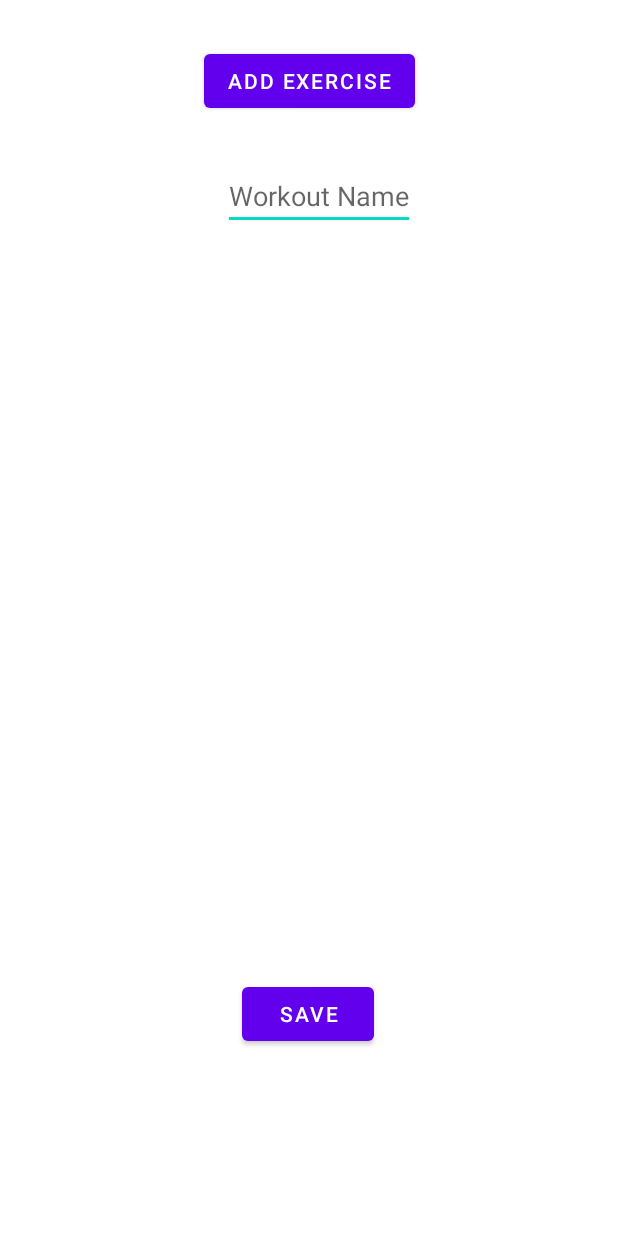
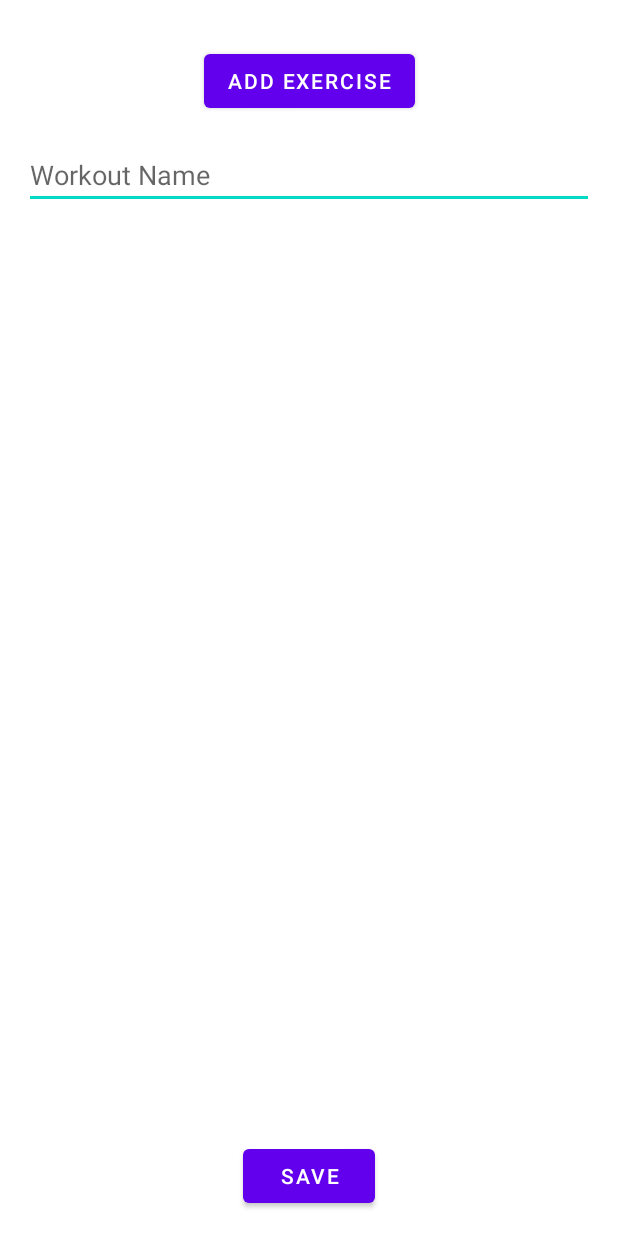
Before and after one commit to YuksOzcan/Stronger, an Android app: the CreateWorkoutActivity screen opened directly, with no data from a screen before it, on a phone screen of 412 x 824 dp. Run offline under Robolectric (Android 15) with nearby library versions, the phone set to English and light mode, and no system bars; our stand-ins replace Firebase (no records; nobody signed in at launch, a user with empty details on screens opened directly).

Commit message:
commit after small bugs got fixed

```diff
--- a/app/src/main/java/com/example/gymapplication/activities/MainActivity.kt
+++ b/app/src/main/java/com/example/gymapplication/activities/MainActivity.kt
@@ -30,10 +30,6 @@ class MainActivity : AppCompatActivity() {
     override fun onCreate(savedInstanceState: Bundle?) {
         super.onCreate(savedInstanceState)
         setContentView(R.layout.activity_main)
-
-      // bu satırı kaldırman lazımm
-      //  val intent = Intent(this@MainActivity,AdminHomeActivity::class.java)
-      //  startActivity(intent)
 
         auth = FirebaseAuth.getInstance()
 
@@ -117,7 +113,8 @@ class MainActivity : AppCompatActivity() {
                                                     startActivity(intent)
                                                     break
                                                 } else if (userStatusFromDatabase == "Active") {
-                                                    val intent = Intent(this@MainActivity,HomeActivity::class.java)
+                                                    //bu satır for fast access
+                                                    val intent = Intent(this@MainActivity,AdminHomeActivity::class.java)
                                                     startActivity(intent)
                                                     break
                                                 }
--- a/app/src/main/java/com/example/gymapplication/activities/workouts/CreateWorkoutActivity.kt
+++ b/app/src/main/java/com/example/gymapplication/activities/workouts/CreateWorkoutActivity.kt
@@ -35,9 +35,6 @@ class CreateWorkoutActivity:AppCompatActivity() {
         rvExercises=findViewById(R.id.rvSelectedExercises)
         btnSave=findViewById(R.id.btnSaveWorkout)
 
-
-
-
         getExercises()
 
         btnExercises.setOnClickListener{
@@ -68,7 +65,7 @@ class CreateWorkoutActivity:AppCompatActivity() {
         val workoutName = etWorkoutName.text.toString()
 
         val workoutID =dbRef.push().key!!
-        val workout= WorkoutModel(workoutID,workoutName,selectedExercisesList,"",currentUserId)
+        val workout= WorkoutModel(workoutID,workoutName,selectedExercisesList,null,currentUserId)
 
         dbRef.child(workoutID).setValue(workout)
             .addOnSuccessListener {
--- a/app/src/main/java/com/example/gymapplication/activities/workouts/RecordActivity.kt
+++ b/app/src/main/java/com/example/gymapplication/activities/workouts/RecordActivity.kt
@@ -10,11 +10,9 @@ import androidx.recyclerview.widget.LinearLayoutManager
 import androidx.recyclerview.widget.RecyclerView
 import com.example.gymapplication.R
 import com.example.gymapplication.activities.HomeActivity
-import com.example.gymapplication.adapters.ExerciseAdapter
 import com.example.gymapplication.adapters.RecordAdapter
 import com.example.gymapplication.models.ExerciseModel
 import com.example.gymapplication.models.RecordModel
-import com.example.gymapplication.models.WorkoutModel
 import com.google.firebase.database.*
 import com.google.firebase.database.ktx.getValue
 
@@ -77,11 +75,6 @@ class RecordActivity:AppCompatActivity() {
             }
 
         }
-
-
-
-
-
     }
     private fun refreshActivity() {
         val intent = intent
@@ -123,10 +116,9 @@ class RecordActivity:AppCompatActivity() {
             val newRecord = RecordModel()
             newRecord.repeats = etAddRepeat.text.toString()
             newRecord.weight = etAddWeight.text.toString()
+            mAdapter.addItem(newRecord)
             newRecords.add(newRecord)
             mAdapter.notifyDataSetChanged()
         }
-
-
     }
 }
--- a/app/src/main/java/com/example/gymapplication/activities/workouts/SavedWorkoutActivity.kt
+++ b/app/src/main/java/com/example/gymapplication/activities/workouts/SavedWorkoutActivity.kt
@@ -62,6 +62,9 @@ class SavedWorkoutActivity:AppCompatActivity() {
     private fun getWorkouts(date:String){
         val customUrl = "https://gymappfirebase-9f06f-default-rtdb.europe-west1.firebasedatabase.app"
         dbRef = FirebaseDatabase.getInstance(customUrl).getReference("Workouts")
+        val mAuth: FirebaseAuth = FirebaseAuth.getInstance()
+        val currentUserId = mAuth.currentUser?.uid
+        val userRef = FirebaseDatabase.getInstance(customUrl).getReference("Users").child(currentUserId!!)
         dbRef.addValueEventListener(object : ValueEventListener {
             override fun onDataChange(snapshot: DataSnapshot) {
                 workoutList.clear()
--- a/app/src/main/java/com/example/gymapplication/models/UserModel.kt
+++ b/app/src/main/java/com/example/gymapplication/models/UserModel.kt
@@ -7,6 +7,7 @@ data class UserModel(
     var userStatus:String? = null,
     var userPT:String? = null,
     var userType:String? =  null,
-    var workouts:String? = null
+    var workouts:String? = null,
+    var selectedWorkouts:String?=null
 
 )
--- a/app/src/main/res/layout/activity_admin_home.xml
+++ b/app/src/main/res/layout/activity_admin_home.xml
@@ -44,7 +44,7 @@
         android:layout_marginTop="10dp"
         android:layout_marginEnd="24dp"
         android:layout_marginBottom="400dp"
-        android:text="Calendar"
+        android:text="Home"
         app:layout_constraintBottom_toTopOf="@+id/btnAdminSignOut"
         app:layout_constraintEnd_toEndOf="parent"
         app:layout_constraintStart_toStartOf="parent"
--- a/app/src/main/res/layout/activity_create_workout.xml
+++ b/app/src/main/res/layout/activity_create_workout.xml
@@ -9,58 +9,44 @@
         android:id="@+id/btnExercises"
         android:layout_width="wrap_content"
         android:layout_height="wrap_content"
-        android:layout_marginStart="156dp"
         android:layout_marginTop="30dp"
-        android:layout_marginEnd="161dp"
-        android:layout_marginBottom="575dp"
         android:text="Add Exercise"
-        app:layout_constraintBottom_toBottomOf="parent"
+        app:layout_constraintStart_toStartOf="parent"
         app:layout_constraintEnd_toEndOf="parent"
-        app:layout_constraintHorizontal_bias="0.446"
-        app:layout_constraintStart_toStartOf="parent"
-        app:layout_constraintTop_toTopOf="parent"
-        app:layout_constraintVertical_bias="0.0" />
+        app:layout_constraintTop_toTopOf="parent" />
 
     <EditText
         android:id="@+id/etWorkoutName"
-        android:layout_width="wrap_content"
+        android:layout_width="0dp"
         android:layout_height="wrap_content"
-        android:layout_marginStart="184dp"
-        android:layout_marginTop="30dp"
-        android:layout_marginEnd="169dp"
-        android:layout_marginBottom="499dp"
+        android:layout_marginTop="16dp"
+        android:layout_marginStart="16dp"
+        android:layout_marginEnd="16dp"
         android:hint="Workout Name"
-        app:layout_constraintBottom_toBottomOf="parent"
-        app:layout_constraintEnd_toEndOf="parent"
-        app:layout_constraintHorizontal_bias="0.514"
+        app:layout_constraintTop_toBottomOf="@+id/btnExercises"
         app:layout_constraintStart_toStartOf="parent"
-        app:layout_constraintTop_toBottomOf="@+id/btnExercises"
-        app:layout_constraintVertical_bias="0.0" />
+        app:layout_constraintEnd_toEndOf="parent" />
 
     <androidx.recyclerview.widget.RecyclerView
         android:id="@+id/rvSelectedExercises"
-        android:layout_width="401dp"
-        android:layout_height="470dp"
-        android:layout_marginStart="1dp"
-        android:layout_marginTop="170dp"
-        android:layout_marginEnd="1dp"
-        app:layout_constraintBottom_toBottomOf="parent"
+        android:layout_width="0dp"
+        android:layout_height="0dp"
+        android:layout_marginTop="16dp"
+        android:layout_marginBottom="16dp"
+        app:layout_constraintTop_toBottomOf="@+id/etWorkoutName"
+        app:layout_constraintStart_toStartOf="parent"
         app:layout_constraintEnd_toEndOf="parent"
-        app:layout_constraintStart_toStartOf="parent"
-        app:layout_constraintTop_toTopOf="parent"
-        app:layout_constraintVertical_bias="0.0"
+        app:layout_constraintBottom_toTopOf="@+id/btnSaveWorkout"
         tools:listitem="@layout/exercises_item" />
 
     <Button
         android:id="@+id/btnSaveWorkout"
         android:layout_width="wrap_content"
         android:layout_height="wrap_content"
-        android:layout_marginStart="150dp"
-        android:layout_marginTop="652dp"
-        android:layout_marginEnd="150dp"
+        android:layout_marginBottom="16dp"
         android:text="Save"
+        app:layout_constraintStart_toStartOf="parent"
         app:layout_constraintEnd_toEndOf="parent"
-        app:layout_constraintHorizontal_bias="0.478"
-        app:layout_constraintStart_toStartOf="parent"
-        app:layout_constraintTop_toTopOf="parent" />
+        app:layout_constraintBottom_toBottomOf="parent" />
+
 </androidx.constraintlayout.widget.ConstraintLayout>
```
